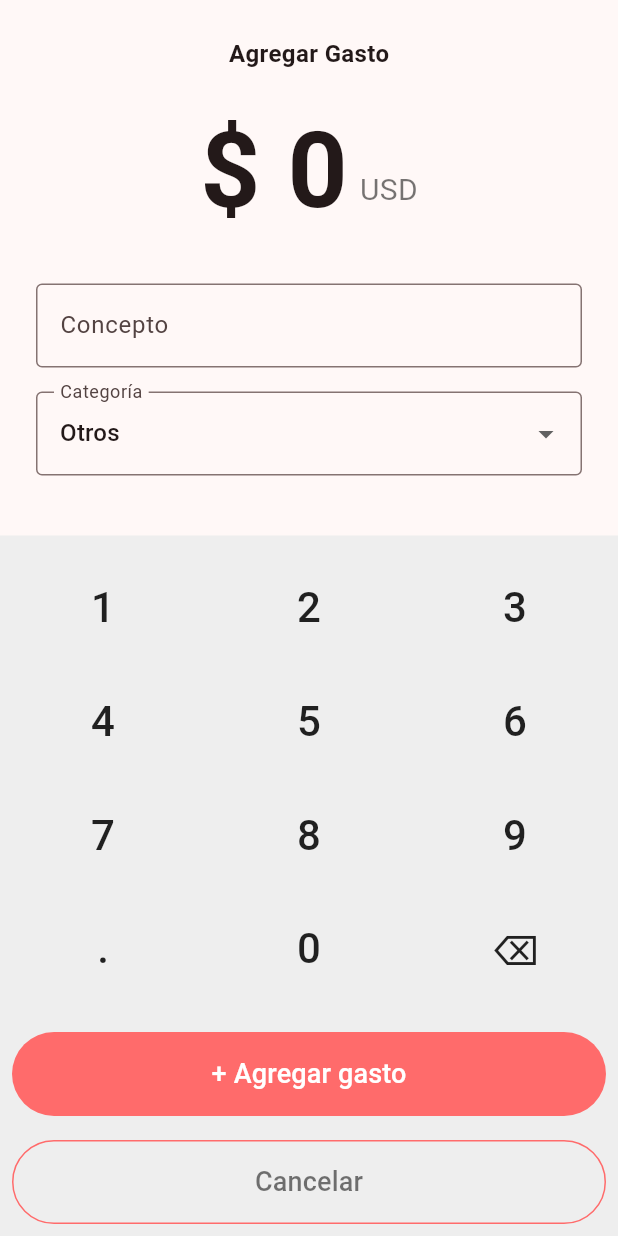
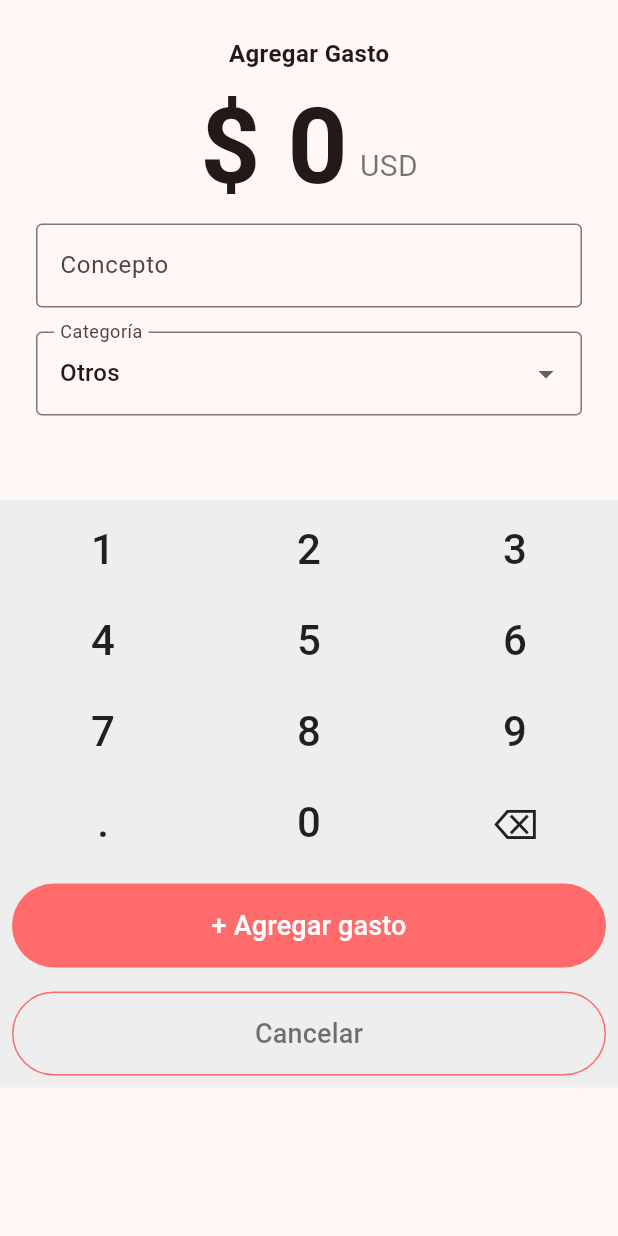
Before and after one commit to eduardo99-prog/Trabajo-final-del-curso, a Flutter app: the TecladoPantalla screen opened directly, on a phone screen of 412 x 824 dp. Run offline on Flutter 3.47's test engine with Material 3 defaults, Android fonts, the phone set to English and light mode, and no system bars; our stand-ins replace hive, hive_flutter; accounts and stored records are empty.

Commit message:
editado el codigo

```diff
--- a/lib/pantallas/teclado_pantalla.dart
+++ b/lib/pantallas/teclado_pantalla.dart
@@ -77,14 +77,16 @@ class _TecladoPantallaState extends State<TecladoPantalla> {
       body: SafeArea(
         child: Column(
           children: [
+            Flexible(
+              child: SingleChildScrollView(
+                child: Column(
+                  children: [
                     const SizedBox(height: 24),
                     const Text(
                       'Agregar Gasto',
                       style: TextStyle(fontSize: 16, fontWeight: FontWeight.bold),
                     ),
-            const SizedBox(height: 32),
-
-            // Cantidad grande
+                    const SizedBox(height: 16),
 
                     Row(
                       mainAxisAlignment: MainAxisAlignment.center,
@@ -92,24 +94,31 @@ class _TecladoPantallaState extends State<TecladoPantalla> {
                       children: [
                         Text(
                           '\$ $montoIngresado',
-                  style: const TextStyle(fontSize: 70, fontWeight: FontWeight.bold, height: 1),
+                          style: const TextStyle(
+                            fontSize: 70,
+                            fontWeight: FontWeight.bold,
+                            height: 1,
                           ),
-                SizedBox(width: 8),
-                Padding(
+                        ),
+
+                        const SizedBox(width: 8),
+                        const Padding(
                           padding: EdgeInsets.only(bottom: 8.0),
                           child: Text(
                             'USD',
-                    style: TextStyle(fontSize: 20, color: Colors.black54),
+                            style: TextStyle(
+                              fontSize: 20,
+                              color: Colors.black54,
+                            ),
                           ),
                         ),
                       ],
                     ),
-            const SizedBox(height: 40),
 
-            // Categorías horizontales
-            // INICIO nuevo firmulario HIVE
+                    const SizedBox(height: 16),
+
                     Padding(
-              padding: const EdgeInsets.symmetric(horizontal: 24),
+                      padding: const EdgeInsets.symmetric(horizontal: 24.0),
                       child: TextField(
                         controller: conceptoController,
                         decoration: const InputDecoration(
@@ -118,28 +127,49 @@ class _TecladoPantallaState extends State<TecladoPantalla> {
                         ),
                       ),
                     ),
+
                     const SizedBox(height: 16),
+
                     Padding(
-              padding: const EdgeInsets.symmetric(horizontal: 24),
+                      padding: const EdgeInsets.symmetric(horizontal: 24.0),
                       child: DropdownButtonFormField(
                         value: categoriaSeleccionadaTexto,
                         decoration: const InputDecoration(
                           labelText: 'Categoría',
                           border: OutlineInputBorder(),
                         ),
+
                         items: const [
-                  DropdownMenuItem(value: 'Alimentación', child: Text('Alimentación')),
-                  DropdownMenuItem(value: 'Transporte', child: Text('Transporte')),
-                  DropdownMenuItem(value: 'Servicios', child: Text('Servicios')),
-                  DropdownMenuItem(value: 'Otros', child: Text('Otros')),
+                          DropdownMenuItem(
+                            value: 'Alimentación',
+                            child: Text('Alimentación')
+                          ),
+                          DropdownMenuItem(
+                            value: 'Transporte',
+                            child: Text('Transporte')
+                          ),
+                          DropdownMenuItem(
+                            value: 'Servicios',
+                            child: Text('Servicios')
+                          ),
+                          DropdownMenuItem(
+                            value: 'Otros',
+                            child: Text('Otros')
+                          ),
                         ],
-                onChanged: (valor) {
-                  if (valor != null) {
+                        onChanged: (value) {
+                          if (value != null) {
                             setState(() {
-                      categoriaSeleccionadaTexto = valor;
+                              categoriaSeleccionadaTexto = value;
                             });
                           }
                         },
+                      ),
+                    ),
+
+                    const SizedBox(height: 16),
+                  ],
+                ),
               ),
             ),
 
```
Also changed, not shown: lib/pantallas/home_screen.dart (+19 -11 lines). Lines whose indentation alone changed are shown as unchanged.
